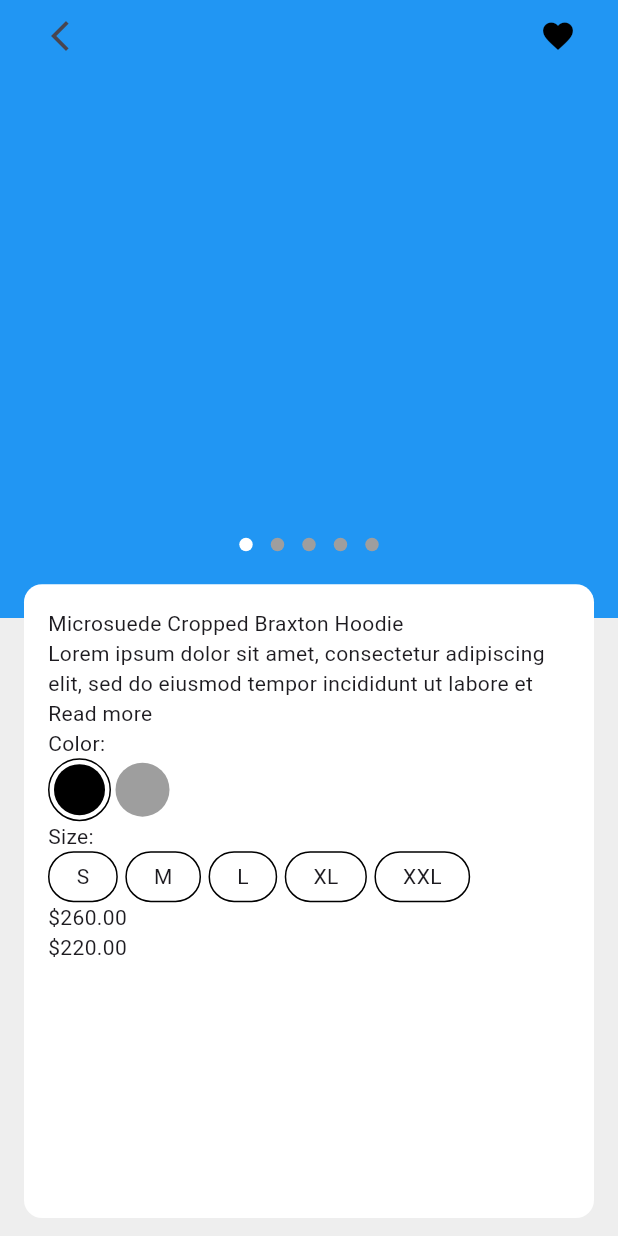
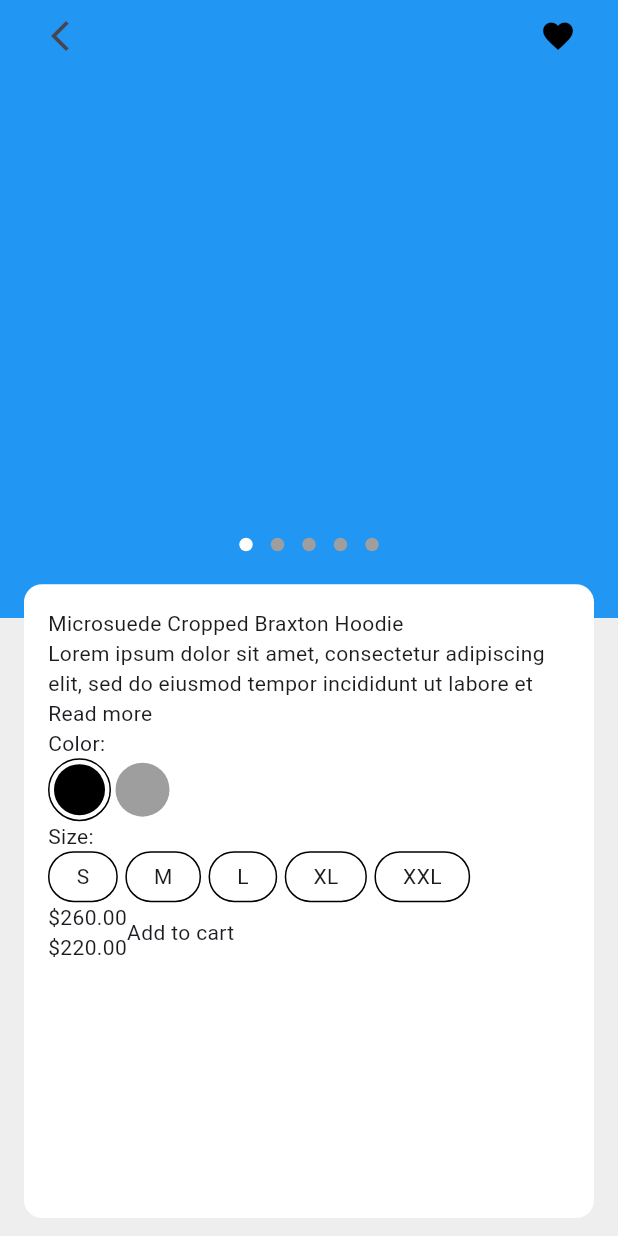
Before and after one commit to JAICHANGPARK/flutter_notebook_chapter_49, a Flutter app: the ECommerceDetailPage screen opened directly, on a phone screen of 412 x 824 dp. Run offline on Flutter 3.47's test engine with Material 3 defaults, Android fonts, the phone set to English and light mode, and no system bars; drawn by our look-alikes of dots_indicator; our stand-ins replace gap, google_fonts.

Commit message:
Update e_commerce_detail_page.dart

```diff
--- a/lib/ep2451_e_commerce_app/ui/e_commerce_detail_page.dart
+++ b/lib/ep2451_e_commerce_app/ui/e_commerce_detail_page.dart
@@ -145,7 +145,8 @@ class _ECommerceDetailPageState extends State<ECommerceDetailPage> {
                                 Text("\$220.00"),
 
                               ],
-                            )
+                            ),
+                            Container(child: Center(child: Text("Add to cart",),),)
                           ],
                         )
                       ],
```
